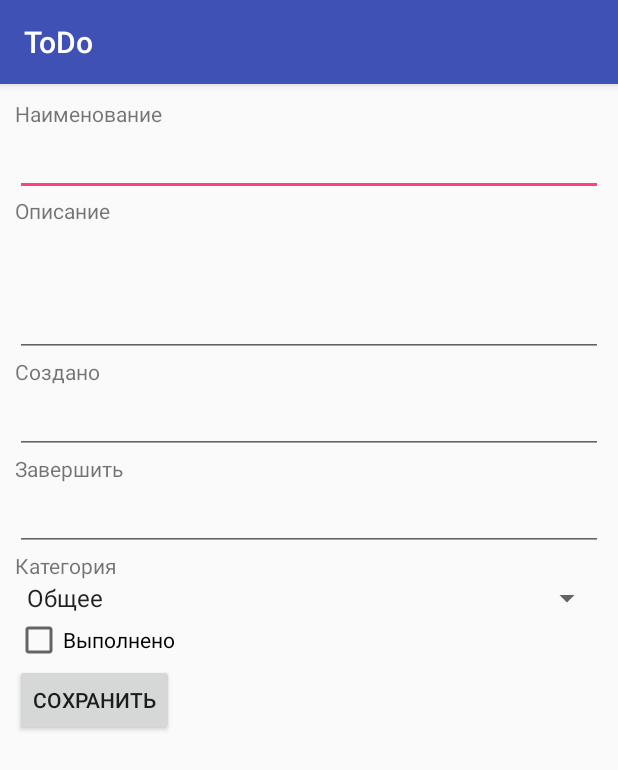
After one commit to DarkGraf/ToDo, an Android app: the ToDoItemActivity screen opened directly, with no data from a screen before it, on a phone screen of 412 x 824 dp. The commit adds this screen. Shown: the top 770 px of the screen. Run offline under Robolectric (Android 15) with nearby library versions, the phone set to English and light mode, and no system bars; 6 statements that could not run were skipped.

Commit message:
Добавлено редактирование.

```diff
--- a/app/src/main/AndroidManifest.xml
+++ b/app/src/main/AndroidManifest.xml
@@ -18,8 +18,10 @@
         </activity>
 
         <provider
-            android:authorities="com.tsv.todoprovider"
-            android:name=".ToDoContentProvider" />
+            android:name=".ToDoContentProvider"
+            android:authorities="com.tsv.todoprovider" />
+
+        <activity android:name=".ToDoItemActivity"></activity>
     </application>
 
 </manifest>
--- /dev/null
+++ b/app/src/main/java/com/tsv/todo/ToDoItemActivity.java
@@ -0,0 +1,100 @@
+package com.tsv.todo;
+
+import android.content.ContentResolver;
+import android.content.ContentUris;
+import android.content.ContentValues;
+import android.content.Intent;
+import android.net.Uri;
+import android.support.v7.app.AppCompatActivity;
+import android.os.Bundle;
+import android.view.View;
+import android.widget.ArrayAdapter;
+import android.widget.Button;
+import android.widget.CheckBox;
+import android.widget.EditText;
+import android.widget.Spinner;
+
+import java.text.ParseException;
+import java.util.Date;
+
+public class ToDoItemActivity extends AppCompatActivity implements View.OnClickListener {
+
+    EditText taskView;
+    EditText descriptionView;
+    EditText createdView;
+    EditText shallBeMadeView;
+    Spinner categoryView;
+    CheckBox isDoneView;
+
+    DateWatcher createdMask;
+    DateWatcher shallBeMadeMask;
+
+    ToDoItem item;
+
+    @Override
+    protected void onCreate(Bundle savedInstanceState) {
+        super.onCreate(savedInstanceState);
+        setContentView(R.layout.activity_to_do_item);
+
+        Intent intent = getIntent();
+        ToDoItemParcelable itemParcelable = intent.getParcelableExtra(ToDoItemParcelable.TAG_PARCELABLE_NAME);
+        item = itemParcelable.getToDoItem();
+
+        taskView = findViewById(R.id.task);
+        descriptionView = findViewById(R.id.description);
+        createdView = findViewById(R.id.created);
+        shallBeMadeView = findViewById(R.id.shallBeMade);
+        categoryView = findViewById(R.id.category);
+        isDoneView = findViewById(R.id.isDone);
+
+        Button saveButton = findViewById(R.id.save);
+
+        taskView.setText(item.getTask());
+        descriptionView.setText(item.getDescription());
+        createdView.setText(DateViewFormatter.format(item.getCreated()));
+        shallBeMadeView.setText(DateViewFormatter.format(item.getShallBeMade()));
+        categoryView.setAdapter(new ArrayAdapter<>(this, android.R.layout.simple_spinner_item, ToDoItemCategory.values()));
+        isDoneView.setChecked(item.getIsDone());
+
+        saveButton.setOnClickListener(this);
+
+        createdMask = new DateWatcher(createdView);
+        shallBeMadeMask = new DateWatcher(shallBeMadeView);
+    }
+
+    @Override
+    public void onClick(View v) {
+        String task = taskView.getText().toString();
+        String description = descriptionView.getText().toString();
+        Date created = parse(createdView.getText().toString());
+        Date shallBeMade = parse(shallBeMadeView.getText().toString());
+        int categoryInt = categoryView.getSelectedItemPosition();
+        boolean isDone = isDoneView.isChecked();
+
+        ContentResolver cr = getContentResolver();
+        ContentValues values = new ContentValues();
+        values.put(ToDoContentProvider.KEY_TASK, task);
+        values.put(ToDoContentProvider.KEY_DESCRIPTION, description);
+        values.put(ToDoContentProvider.KEY_CREATED_DATE, created.getTime());
+        values.put(ToDoContentProvider.KEY_SHALL_BE_MADE_DATE, shallBeMade.getTime());
+        values.put(ToDoContentProvider.KEY_CATEGORY, categoryInt);
+        values.put(ToDoContentProvider.KEY_IS_DONE, isDone ? 1 : 0);
+
+        Uri uri = ContentUris.withAppendedId(ToDoContentProvider.CONTENT_URI, item.getId());
+        cr.update(uri, values, null, null);
+
+        setResult(RESULT_OK);
+        finish();
+    }
+
+    private Date parse(String text) {
+        Date date;
+        try {
+            date = DateViewFormatter.parse(text);
+        } catch (ParseException e) {
+            date = new Date(System.currentTimeMillis());
+            e.printStackTrace();
+        }
+        return date;
+    }
+}
--- a/app/src/main/java/com/tsv/todo/ToDoItemCategory.java
+++ b/app/src/main/java/com/tsv/todo/ToDoItemCategory.java
@@ -1,5 +1,19 @@
 package com.tsv.todo;
 
 public enum ToDoItemCategory {
-    Common
+    Common("Общее"),
+    Finance("Финансы"),
+    Building("Строительство"),
+    Working("Работа");
+
+    private final String friendlyName;
+
+    ToDoItemCategory(String friendlyName) {
+        this.friendlyName = friendlyName;
+    }
+
+    @Override
+    public String toString() {
+        return friendlyName;
+    }
 }
--- /dev/null
+++ b/app/src/main/res/layout/activity_to_do_item.xml
@@ -0,0 +1,74 @@
+<?xml version="1.0" encoding="utf-8"?>
+<LinearLayout
+    xmlns:android="http://schemas.android.com/apk/res/android"
+    xmlns:app="http://schemas.android.com/apk/res-auto"
+    xmlns:tools="http://schemas.android.com/tools"
+    android:layout_width="match_parent"
+    android:layout_height="match_parent"
+    tools:context="com.tsv.todo.ToDoItemActivity"
+    android:orientation="vertical"
+    android:padding="10dp">
+
+    <TextView
+        android:layout_width="match_parent"
+        android:layout_height="wrap_content"
+        android:text="Наименование" />
+    <EditText
+        android:id="@+id/task"
+        android:layout_width="match_parent"
+        android:layout_height="wrap_content" />
+
+    <TextView
+        android:layout_width="match_parent"
+        android:layout_height="wrap_content"
+        android:text="Описание" />
+    <EditText
+        android:id="@+id/description"
+        android:layout_width="match_parent"
+        android:layout_height="wrap_content"
+        android:inputType="textMultiLine"
+        android:lines="3"
+        android:gravity="top|left"
+        android:scrollbars="vertical" />
+
+    <TextView
+        android:layout_width="match_parent"
+        android:layout_height="wrap_content"
+        android:text="Создано" />
+    <EditText
+        android:id="@+id/created"
+        android:layout_width="match_parent"
+        android:layout_height="wrap_content"
+        android:inputType="none" />
+
+    <TextView
+        android:layout_width="match_parent"
+        android:layout_height="wrap_content"
+        android:text="Завершить" />
+    <EditText
+        android:id="@+id/shallBeMade"
+        android:layout_width="match_parent"
+        android:layout_height="wrap_content"
+        android:inputType="date" />
+
+    <TextView
+        android:layout_width="match_parent"
+        android:layout_height="wrap_content"
+        android:text="Категория" />
+    <Spinner
+        android:id="@+id/category"
+        android:layout_width="match_parent"
+        android:layout_height="wrap_content" />
+
+    <CheckBox
+        android:id="@+id/isDone"
+        android:layout_width="match_parent"
+        android:layout_height="wrap_content"
+        android:text="Выполнено"/>
+
+    <Button
+        android:id="@+id/save"
+        android:layout_width="wrap_content"
+        android:layout_height="wrap_content"
+        android:text="Сохранить"/>
+</LinearLayout>
```
Also changed, not shown: app/src/main/java/com/tsv/todo/DateViewFormatter.java (added, +18 -0 lines), app/src/main/java/com/tsv/todo/DateWatcher.java (added, +82 -0 lines), app/src/main/java/com/tsv/todo/MainActivity.java (+21 -0 lines), app/src/main/java/com/tsv/todo/ToDoItemAdapter.java (+3 -5 lines), app/src/main/java/com/tsv/todo/ToDoItemParcelable.java (added, +65 -0 lines).
